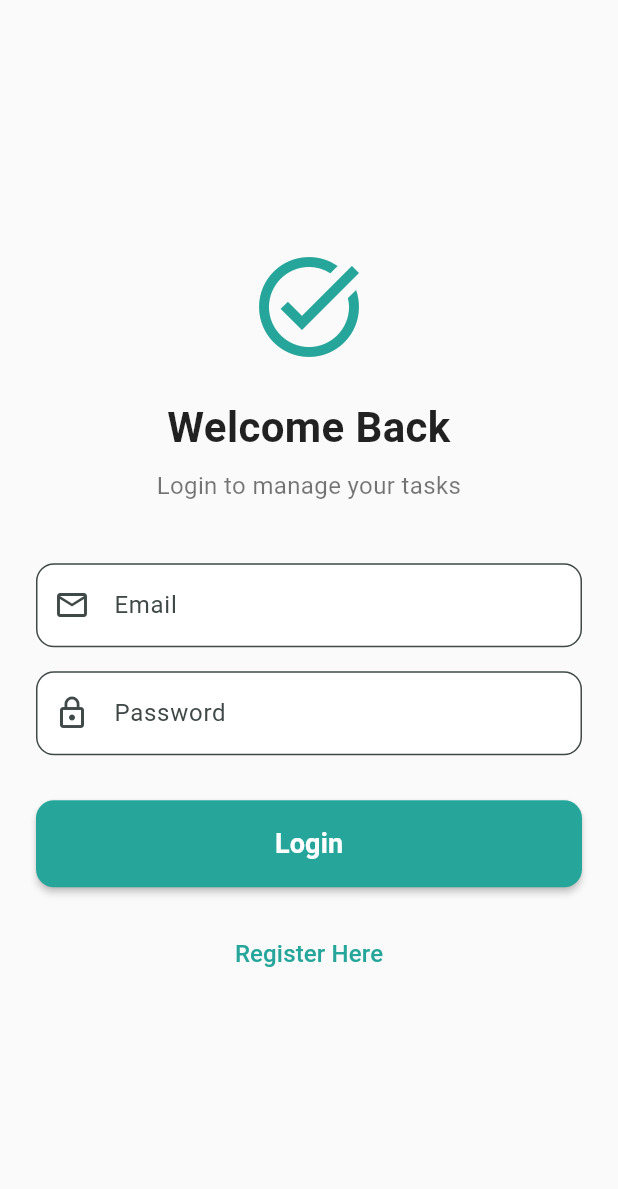
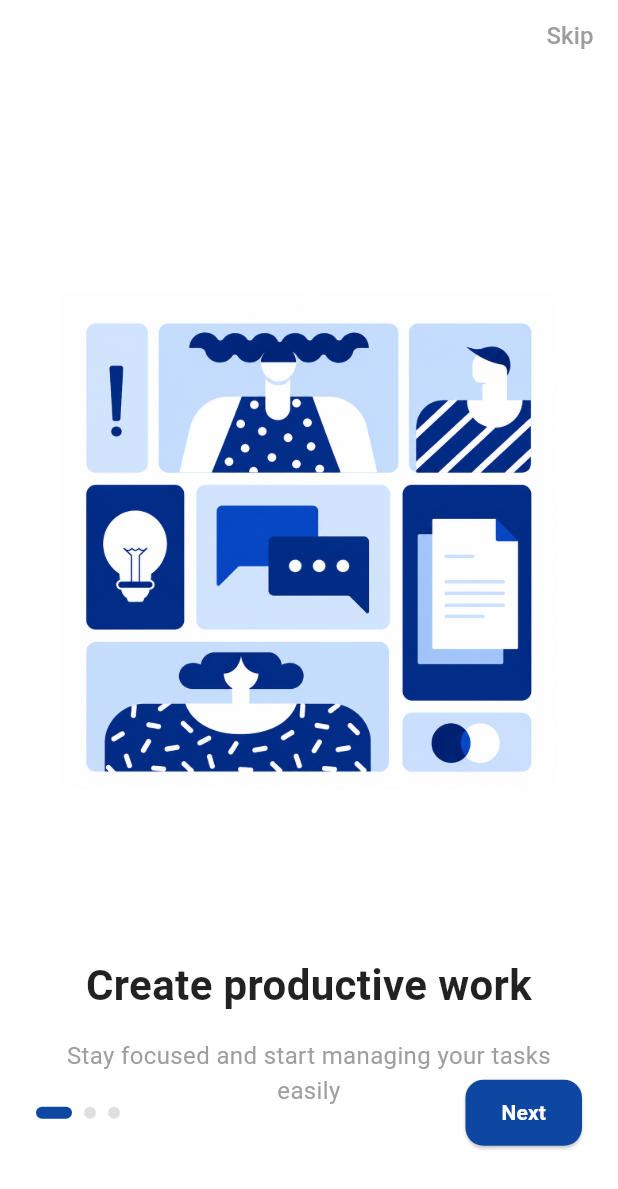
Before and after one commit to harshbhagat411/tasker_ai, a Flutter app: the screen it shows after launch, on a phone screen of 412 x 824 dp. Shown: the top 1189 px of the screen. Run offline on Flutter 3.47's test engine with Material 3 defaults, Android fonts, the phone set to English and light mode, and no system bars; drawn by our look-alikes of smooth_page_indicator; our stand-ins replace cloud_firestore, firebase_auth, firebase_core, shared_preferences, table_calendar; accounts and stored records are empty.

Commit message:
added onboarding screen and some illustrations on login and signup page

```diff
--- a/lib/main.dart
+++ b/lib/main.dart
@@ -4,9 +4,11 @@ import 'package:firebase_auth/firebase_auth.dart';
 
 import 'firebase_options.dart';
 import 'screens/login_screen.dart';
+import 'screens/onboarding_screen.dart';
 import 'screens/home_screen.dart';
 import 'screens/calendar_screen.dart';
 import 'screens/profile_screen.dart';
+import 'package:shared_preferences/shared_preferences.dart';
 
 void main() async {
   WidgetsFlutterBinding.ensureInitialized();
@@ -15,45 +17,50 @@ void main() async {
     options: DefaultFirebaseOptions.currentPlatform,
   );
 
-  runApp(const MyApp());
+  final prefs = await SharedPreferences.getInstance();
+  final seenOnboarding = prefs.getBool('seenOnboarding') ?? false;
+
+  runApp(MyApp(seenOnboarding: seenOnboarding));
 }
 
 class MyApp extends StatelessWidget {
-  const MyApp({super.key});
+  final bool seenOnboarding;
+  const MyApp({super.key, required this.seenOnboarding});
 
   @override
   Widget build(BuildContext context) {
     return MaterialApp(
       debugShowCheckedModeBanner: false,
       theme: ThemeData(
-        primaryColor: const Color(0xFF26A69A),
+        primaryColor: const Color(0xFF0D47A1),
         scaffoldBackgroundColor: const Color(0xFFF5F6FA),
         colorScheme: ColorScheme.fromSeed(
-          seedColor: const Color(0xFF26A69A),
-          primary: const Color(0xFF26A69A),
+          seedColor: const Color(0xFF0D47A1),
+          primary: const Color(0xFF0D47A1),
         ),
         textSelectionTheme: const TextSelectionThemeData(
-          cursorColor: Color(0xFF26A69A),
+          cursorColor: Color(0xFF0D47A1),
         ),
         inputDecorationTheme: InputDecorationTheme(
           focusedBorder: OutlineInputBorder(
             borderRadius: BorderRadius.circular(12),
-            borderSide: const BorderSide(color: Color(0xFF26A69A), width: 2.0),
+            borderSide: const BorderSide(color: Color(0xFF0D47A1), width: 2.0),
           ),
-          floatingLabelStyle: const TextStyle(color: Color(0xFF26A69A)),
+          floatingLabelStyle: const TextStyle(color: Color(0xFF0D47A1)),
         ),
         datePickerTheme: const DatePickerThemeData(
-          headerBackgroundColor: Color(0xFF26A69A),
+          headerBackgroundColor: Color(0xFF0D47A1),
           headerForegroundColor: Colors.white,
         ),
       ),
-      home: const AuthWrapper(),
+      home: AuthWrapper(seenOnboarding: seenOnboarding),
     );
   }
 }
 
 class AuthWrapper extends StatelessWidget {
-  const AuthWrapper({super.key});
+  final bool seenOnboarding;
+  const AuthWrapper({super.key, required this.seenOnboarding});
 
   @override
   Widget build(BuildContext context) {
@@ -73,7 +80,7 @@ class AuthWrapper extends StatelessWidget {
         }
 
         // Not logged in
-        return const LoginScreen();
+        return seenOnboarding ? const LoginScreen() : const OnboardingScreen();
       },
     );
   }
@@ -109,7 +116,7 @@ class _MainScreenState extends State<MainScreen> {
             _currentIndex = index;
           });
         },
-        selectedItemColor: const Color(0xFF26A69A),
+        selectedItemColor: const Color(0xFF0D47A1),
         unselectedItemColor: Colors.grey,
         items: const [
           BottomNavigationBarItem(
--- a/lib/screens/calendar_screen.dart
+++ b/lib/screens/calendar_screen.dart
@@ -71,7 +71,7 @@ class _CalendarScreenState extends State<CalendarScreen> {
     final isWeekend = day.weekday == DateTime.saturday || day.weekday == DateTime.sunday;
     final isPastDay = _isPast(day);
 
-    final cellColor = isSelected ? const Color(0xFF26A69A) : (isToday ? const Color(0xFFE0F2F1) : const Color(0xFFD6DFE8));
+    final cellColor = isSelected ? const Color(0xFF0D47A1) : (isToday ? const Color(0xFFE0F2F1) : const Color(0xFFD6DFE8));
     final stripeColor = Colors.grey.withOpacity(0.2);
     final borderColor = Colors.transparent;
 
@@ -242,7 +242,7 @@ class _CalendarScreenState extends State<CalendarScreen> {
                               width: 6,
                               height: 6,
                               decoration: const BoxDecoration(
-                                color: Color(0xFF26A69A),
+                                color: Color(0xFF0D47A1),
                                 shape: BoxShape.circle,
                               ),
                             ),
@@ -320,7 +320,7 @@ class _CalendarScreenState extends State<CalendarScreen> {
                                         contentPadding: const EdgeInsets.symmetric(horizontal: 16, vertical: 4),
                                         leading: Icon(
                                           isDone ? Icons.check_circle : Icons.radio_button_unchecked,
-                                          color: isDone ? const Color(0xFF26A69A) : const Color(0xFF26A69A).withOpacity(0.5),
+                                          color: isDone ? const Color(0xFF0D47A1) : const Color(0xFF0D47A1).withOpacity(0.5),
                                         ),
                                         title: Text(
                                           title,
--- a/lib/screens/login_screen.dart
+++ b/lib/screens/login_screen.dart
@@ -77,10 +77,13 @@ class _LoginScreenState extends State<LoginScreen> {
               mainAxisAlignment: MainAxisAlignment.center,
               crossAxisAlignment: CrossAxisAlignment.stretch,
               children: [
-                Icon(
-                  Icons.task_alt,
-                  size: 80,
-                  color: const Color(0xFF26A69A),
+                Opacity(
+                  opacity: 0.95,
+                  child: Image.asset(
+                    "assets/images/login.png",
+                    height: 380,
+                    fit: BoxFit.contain,
+                  ),
                 ),
                 const SizedBox(height: 20),
                 const Text(
@@ -97,59 +100,66 @@ class _LoginScreenState extends State<LoginScreen> {
                   "Login to manage your tasks",
                   textAlign: TextAlign.center,
                   style: TextStyle(
-                    fontSize: 16,
-                    color: Colors.black54,
+                    fontSize: 15,
+                    color: Colors.grey,
                   ),
                 ),
-                const SizedBox(height: 40),
-
-                // 📧 Email
+                const SizedBox(height: 30),
                 TextField(
                   controller: _emailController,
                   keyboardType: TextInputType.emailAddress,
                   decoration: InputDecoration(
                     labelText: "Email",
                     prefixIcon: const Icon(Icons.email_outlined),
+                    contentPadding: const EdgeInsets.symmetric(horizontal: 20, vertical: 16),
                     border: OutlineInputBorder(
-                      borderRadius: BorderRadius.circular(12),
+                      borderRadius: BorderRadius.circular(30),
+                      borderSide: BorderSide.none,
                     ),
                     filled: true,
-                    fillColor: Colors.white,
+                    fillColor: const Color(0xFFF5F5F5),
                   ),
                 ),
                 const SizedBox(height: 16),
-
-                // 🔑 Password
                 TextField(
                   controller: _passwordController,
                   obscureText: true,
                   decoration: InputDecoration(
                     labelText: "Password",
                     prefixIcon: const Icon(Icons.lock_outline),
+                    contentPadding: const EdgeInsets.symmetric(horizontal: 20, vertical: 16),
                     border: OutlineInputBorder(
-                      borderRadius: BorderRadius.circular(12),
+                      borderRadius: BorderRadius.circular(30),
+                      borderSide: BorderSide.none,
                     ),
                     filled: true,
-                    fillColor: Colors.white,
+                    fillColor: const Color(0xFFF5F5F5),
                   ),
                 ),
-                const SizedBox(height: 30),
-
-                // 🔄 Button / Loader
-                isLoading
-                    ? const Center(child: CircularProgressIndicator())
-                    : ElevatedButton(
-                        onPressed: _login,
+                const SizedBox(height: 20),
+                SizedBox(
+                  height: 55,
+                  child: ElevatedButton(
+                    onPressed: isLoading ? null : _login,
                     style: ElevatedButton.styleFrom(
-                          padding: const EdgeInsets.symmetric(vertical: 16),
+                      backgroundColor: const Color(0xFF0D47A1),
+                      foregroundColor: Colors.white,
+                      elevation: 4,
                       shape: RoundedRectangleBorder(
-                            borderRadius: BorderRadius.circular(12),
+                        borderRadius: BorderRadius.circular(30),
                       ),
-                          backgroundColor: const Color(0xFF26A69A),
-                          foregroundColor: Colors.white,
-                          elevation: 2,
+                      disabledBackgroundColor: const Color(0xFF0D47A1).withOpacity(0.7),
                     ),
-                        child: const Text(
+                    child: isLoading
+                        ? const SizedBox(
+                            height: 24,
+                            width: 24,
+                            child: CircularProgressIndicator(
+                              color: Colors.white,
+                              strokeWidth: 2.5,
+                            ),
+                          )
+                        : const Text(
                             "Login",
                             style: TextStyle(
                               fontSize: 18,
@@ -157,11 +167,17 @@ class _LoginScreenState extends State<LoginScreen> {
                             ),
                           ),
                   ),
-                const SizedBox(height: 20),
-
-                // 👉 Go to Register
-                TextButton(
-                  onPressed: () {
+                ),
+                const SizedBox(height: 15),
+                Row(
+                  mainAxisAlignment: MainAxisAlignment.center,
+                  children: [
+                    const Text(
+                      "Don't have an account? ",
+                      style: TextStyle(fontSize: 15, color: Colors.grey),
+                    ),
+                    GestureDetector(
+                      onTap: () {
                         Navigator.push(
                           context,
                           MaterialPageRoute(
@@ -170,9 +186,15 @@ class _LoginScreenState extends State<LoginScreen> {
                         );
                       },
                       child: const Text(
-                    "Register Here",
-                    style: TextStyle(fontSize: 16, color: Color(0xFF26A69A)),
+                        "Register",
+                        style: TextStyle(
+                          fontSize: 15,
+                          fontWeight: FontWeight.bold,
+                          color: Color(0xFF0D47A1),
                         ),
+                      ),
+                    ),
+                  ],
                 ),
               ],
             ),
--- /dev/null
+++ b/lib/screens/onboarding_screen.dart
@@ -0,0 +1,178 @@
+import 'package:flutter/material.dart';
+import 'package:shared_preferences/shared_preferences.dart';
+import 'package:smooth_page_indicator/smooth_page_indicator.dart';
+import 'login_screen.dart';
+
+class OnboardingScreen extends StatefulWidget {
+  const OnboardingScreen({super.key});
+
+  @override
+  State<OnboardingScreen> createState() => _OnboardingScreenState();
+}
+
+class _OnboardingScreenState extends State<OnboardingScreen> {
+  final PageController _controller = PageController();
+  bool onLastPage = false;
+
+  Future<void> _completeOnboarding() async {
+    final prefs = await SharedPreferences.getInstance();
+    await prefs.setBool('seenOnboarding', true);
+
+    if (!mounted) return;
+    Navigator.pushReplacement(
+      context,
+      MaterialPageRoute(builder: (context) => const LoginScreen()),
+    );
+  }
+
+  @override
+  Widget build(BuildContext context) {
+    return Scaffold(
+      backgroundColor: Colors.white,
+      body: Stack(
+        children: [
+          PageView(
+            controller: _controller,
+            onPageChanged: (index) {
+              setState(() {
+                onLastPage = (index == 2);
+              });
+            },
+            children: [
+              _buildPage(
+                title: "Create productive work",
+                subtitle: "Stay focused and start managing your tasks easily",
+                imagePath: "assets/images/onboarding1.png",
+              ),
+              _buildPage(
+                title: "Manage tasks easily",
+                subtitle: "Organize, track and complete your daily tasks efficiently",
+                imagePath: "assets/images/onboarding2.png",
+              ),
+              _buildPage(
+                title: "Achieve your goals",
+                subtitle: "Stay consistent and accomplish more every day",
+                imagePath: "assets/images/onboarding3.png",
+              ),
+            ],
+          ),
+
+          // Skip button
+          SafeArea(
+            child: Align(
+              alignment: Alignment.topRight,
+              child: TextButton(
+                onPressed: _completeOnboarding,
+                child: const Text(
+                  "Skip",
+                  style: TextStyle(
+                    color: Colors.grey,
+                    fontSize: 16,
+                  ),
+                ),
+              ),
+            ),
+          ),
+
+          // Bottom controls
+          Container(
+            alignment: const Alignment(0, 0.85),
+            child: Padding(
+              padding: const EdgeInsets.symmetric(horizontal: 24.0),
+              child: Row(
+                mainAxisAlignment: MainAxisAlignment.spaceBetween,
+                children: [
+                  SmoothPageIndicator(
+                    controller: _controller,
+                    count: 3,
+                    effect: const ExpandingDotsEffect(
+                      activeDotColor: Color(0xFF0D47A1),
+                      dotColor: Colors.black12,
+                      dotHeight: 8,
+                      dotWidth: 8,
+                    ),
+                  ),
+                  onLastPage
+                      ? ElevatedButton(
+                          onPressed: _completeOnboarding,
+                          style: ElevatedButton.styleFrom(
+                            backgroundColor: const Color(0xFF0D47A1),
+                            foregroundColor: Colors.white,
+                            shape: RoundedRectangleBorder(
+                              borderRadius: BorderRadius.circular(12),
+                            ),
+                            padding: const EdgeInsets.symmetric(horizontal: 24, vertical: 12),
+                          ),
+                          child: const Text(
+                            "Get Started",
+                            style: TextStyle(fontWeight: FontWeight.bold),
+                          ),
+                        )
+                      : ElevatedButton(
+                          onPressed: () {
+                            _controller.nextPage(
+                              duration: const Duration(milliseconds: 500),
+                              curve: Curves.easeIn,
+                            );
+                          },
+                          style: ElevatedButton.styleFrom(
+                            backgroundColor: const Color(0xFF0D47A1),
+                            foregroundColor: Colors.white,
+                            shape: RoundedRectangleBorder(
+                              borderRadius: BorderRadius.circular(12),
+                            ),
+                            padding: const EdgeInsets.symmetric(horizontal: 24, vertical: 12),
+                          ),
+                          child: const Text(
+                            "Next",
+                            style: TextStyle(fontWeight: FontWeight.bold),
+                          ),
+                        ),
+                ],
+              ),
+            ),
+          ),
+        ],
+      ),
+    );
+  }
+
+  Widget _buildPage({
+    required String title,
+    required String subtitle,
+    required String imagePath,
+  }) {
+    return Padding(
+      padding: const EdgeInsets.all(40.0),
+      child: Column(
+        mainAxisAlignment: MainAxisAlignment.center,
+        children: [
+          Image.asset(
+            imagePath,
+            height: 550,
+            fit: BoxFit.contain,
+          ),
+          const SizedBox(height: 1),
+          Text(
+            title,
+            textAlign: TextAlign.center,
+            style: const TextStyle(
+              fontSize: 28,
+              fontWeight: FontWeight.bold,
+              color: Colors.black87,
+            ),
+          ),
+          const SizedBox(height: 16),
+          Text(
+            subtitle,
+            textAlign: TextAlign.center,
+            style: const TextStyle(
+              fontSize: 16,
+              color: Colors.grey,
+            ),
+          ),
+        ],
+      ),
+    );
+  }
+}
--- a/lib/services/auth_service.dart
+++ b/lib/services/auth_service.dart
@@ -15,8 +15,10 @@ class AuthService {
 
       if (cred.user != null) {
         await _firestore.collection('users').doc(cred.user!.uid).set({
-          'name': name,
-          'createdAt': FieldValue.serverTimestamp(),
+          'email': email,
+          'displayName': name,
+          'joinedAt': FieldValue.serverTimestamp(),
+          'name': name, // Keep existing logic as a fallback
         }, SetOptions(merge: true));
       }
 
```
Also changed, not shown: lib/screens/home_screen.dart (+12 -12 lines), lib/screens/profile_screen.dart (+51 -28 lines), lib/screens/register_screen.dart (+9 -6 lines), pubspec.yaml (+4 -5 lines), assets/images/login.png (added), assets/images/onboarding1.png (added), assets/images/onboarding2.png (added), assets/images/onboarding3.png (added), assets/images/signup.png (added), lib/services/task_service.dart (line endings or trailing spaces), pubspec.lock, 1 other file. Lines whose indentation alone changed are shown as unchanged.
